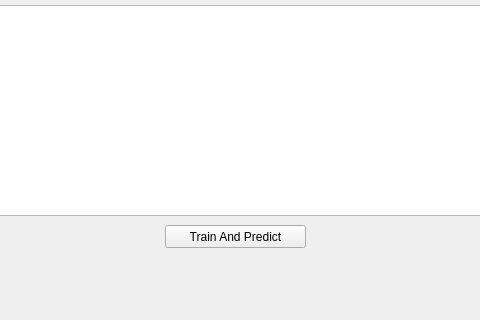
This is resc/stock_market_predictor.ui in matrackif/Python-Stock-Market-Prediction-Neural-Network as Qt 5 draws it before an edit; both pictures show x 175 to 655 and y 345 to 665 of the 858 by 665 pixel window. The edited form follows.
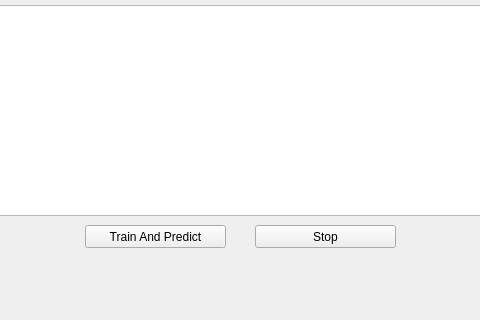
This is the edited form. Icons and pictures are not drawn.

Commit message: Added stop button to UI and fixed LSTM feature count

What changed in the file:
```diff
--- a/resc/stock_market_predictor.ui
+++ b/resc/stock_market_predictor.ui
@@ -198,7 +198,7 @@
    <widget class="QPushButton" name="trainAndPredictButton">
     <property name="geometry">
      <rect>
-      <x>340</x>
+      <x>260</x>
       <y>570</y>
       <width>141</width>
       <height>23</height>
@@ -280,6 +280,19 @@
      <string>Standard Output</string>
     </property>
    </widget>
+   <widget class="QPushButton" name="stopButton">
+    <property name="geometry">
+     <rect>
+      <x>430</x>
+      <y>570</y>
+      <width>141</width>
+      <height>23</height>
+     </rect>
+    </property>
+    <property name="text">
+     <string>Stop</string>
+    </property>
+   </widget>
   </widget>
   <widget class="QMenuBar" name="menubar">
    <property name="geometry">
```
The commit also changes 4 other files.
